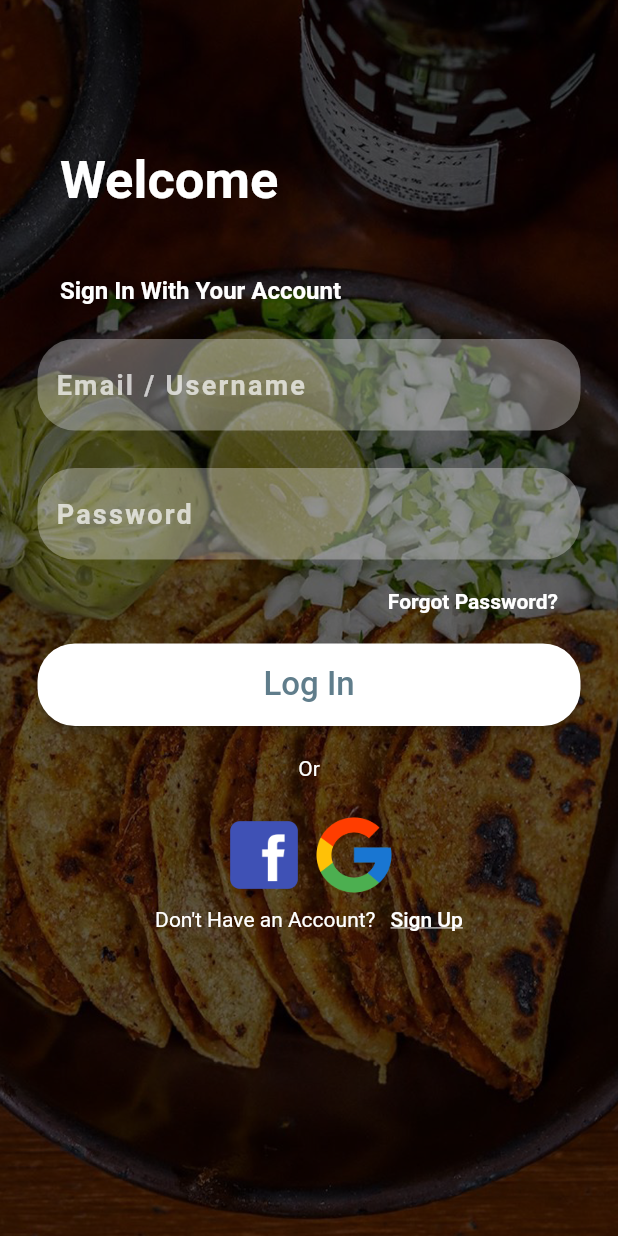
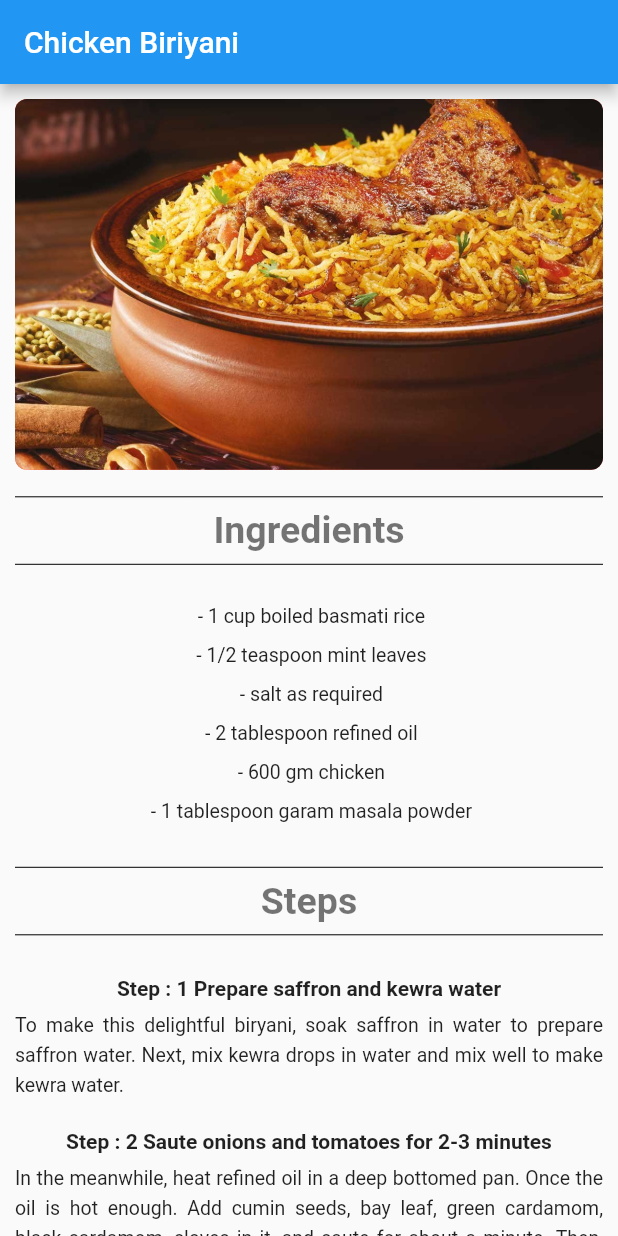
Before and after one commit to PulsaraSandeepa/FoodRecipeApp-flutter, a Flutter app: the screen it shows after launch, on a phone screen of 412 x 824 dp. Run offline on Flutter 3.47's test engine with Material 2 defaults, Android fonts, the phone set to English and light mode, and no system bars; our stand-ins replace firebase_auth, firebase_core; accounts and stored records are empty.

Commit message:
Recipe view screen added.

```diff
--- a/lib/main.dart
+++ b/lib/main.dart
@@ -1,6 +1,13 @@
 import 'package:flutter/material.dart';
 import 'package:foodrecipeapp/route_generator.dart';
 import 'package:firebase_core/firebase_core.dart';
+import 'package:foodrecipeapp/screens/aboutus_screen.dart';
+import 'package:foodrecipeapp/screens/contactus_screen.dart';
+import 'package:foodrecipeapp/screens/login_screen.dart';
+import 'package:foodrecipeapp/screens/main_screen.dart';
+import 'package:foodrecipeapp/screens/profile_screen.dart';
+import 'package:foodrecipeapp/screens/recipe_view_screen.dart';
+import 'package:foodrecipeapp/screens/signup_screen.dart';
 
 void main() async {
   WidgetsFlutterBinding.ensureInitialized();
@@ -12,9 +19,19 @@ class MyApp extends StatelessWidget {
   @override
   Widget build(BuildContext context) {
     return MaterialApp(
-      initialRoute: '/LogIn',
-      onGenerateRoute: RouteGenerator.generateRoute,
-      // home: Splash(),
-    );
+//      initialRoute: '/LogIn',
+//      onGenerateRoute: RouteGenerator.generateRoute,
+        home: RecipeViewScreen(), //LogIn()
+        routes: {
+          'LoginScreen': (context) => LogIn(),
+          'ContactUsScreen': (context) => ContactUs(),
+          'AboutUsScreen': (context) => AboutUs(),
+          'MainScreen': (context) => MainScreen(),
+          'ProfileScreen': (context) => Profile(),
+          'SignUpScreen': (context) => SignUp(),
+          'RecipeViewScreen': (context) => RecipeViewScreen(),
+        }
+        // home: Splash(),
+        );
   }
 }
--- a/lib/screens/main_screen.dart
+++ b/lib/screens/main_screen.dart
@@ -18,9 +18,9 @@ class _State extends State<MainScreen> {
             icon: Icon(Icons.more_vert),
             onSelected: (newValue) { // add this property
               if (newValue == 0) {
-                Navigator.pushNamed(context,'/AboutUs');
+                Navigator.pushNamed(context, 'AboutUsScreen');
               }else if(newValue == 1){
-                Navigator.pushNamed(context,'/ContactUs');
+                Navigator.pushNamed(context, 'ContactUsScreen');
               }
             },
             itemBuilder: (context) => [
--- /dev/null
+++ b/lib/screens/recipe_view_screen.dart
@@ -0,0 +1,79 @@
+import 'package:flutter/material.dart';
+import 'package:foodrecipeapp/widgets/recipe_view_ingredients_widget.dart';
+import 'package:foodrecipeapp/widgets/recipe_view_steps_widget.dart';
+
+class RecipeViewScreen extends StatelessWidget {
+  @override
+  Widget build(BuildContext context) {
+    final _height =
+        MediaQuery.of(context).size.height - MediaQuery.of(context).padding.top;
+
+    final _width = MediaQuery.of(context).size.width;
+    return Scaffold(
+      appBar: AppBar(
+        title: const Text("Chicken Biriyani"), //Name of the Food or the Recipe.
+      ),
+      body: SingleChildScrollView(
+        child: SafeArea(
+          child: Padding(
+            padding: const EdgeInsets.all(10),
+            child: Column(
+              mainAxisAlignment: MainAxisAlignment.start,
+              crossAxisAlignment: CrossAxisAlignment.center,
+              children: [
+                Container(
+                  width: _width,
+                  height: _height * 0.3,
+                  decoration: BoxDecoration(
+                    image: DecorationImage(
+                        fit: BoxFit.cover,
+                        image: AssetImage('images/ChickenBiriyani.jpg')),
+                    borderRadius: BorderRadius.all(Radius.circular(8.0)),
+                    color: Colors.redAccent,
+                  ),
+                ),
+                SizedBox(
+                  height: 10.0,
+                ),
+                Divider(color: Colors.black,),
+                Text(
+                  'Ingredients',
+                  style: TextStyle(
+                    fontSize: 25.0,
+                    color: Colors.black54,
+                    fontWeight: FontWeight.bold,
+                  ),
+                ),
+                Divider(color: Colors.black,),
+                SizedBox(
+                  height: 10.0,
+                ),
+                RecipeViewIngredientsWidgets(ingredient: '1 cup boiled basmati rice',),
+                RecipeViewIngredientsWidgets(ingredient: '1/2 teaspoon mint leaves',),
+                RecipeViewIngredientsWidgets(ingredient: 'salt as required',),
+                RecipeViewIngredientsWidgets(ingredient: '2 tablespoon refined oil',),
+                RecipeViewIngredientsWidgets(ingredient: '600 gm chicken',),
+                RecipeViewIngredientsWidgets(ingredient: '1 tablespoon garam masala powder',),
+                SizedBox(
+                  height: 20.0,
+                ),
+                Divider(color: Colors.black,),
+                Text(
+                  'Steps',
+                  style: TextStyle(
+                    fontSize: 25.0,
+                    color: Colors.black54,
+                    fontWeight: FontWeight.bold,
+                  ),
+                ),
+                Divider(color: Colors.black,),
+                RecipeViewStepsWidget(stepNumber: 1, topic: 'Prepare saffron and kewra water', description: 'To make this delightful biryani, soak saffron in water to prepare saffron water. Next, mix kewra drops in water and mix well to make kewra water.',),
+                RecipeViewStepsWidget(stepNumber: 2, topic: 'Saute onions and tomatoes for 2-3 minutes', description: 'In the meanwhile, heat refined oil in a deep bottomed pan. Once the oil is hot enough. Add cumin seeds, bay leaf, green cardamom, black cardamom, cloves in it, and saute for about a minute. Then, add chopped onion in it and saute until pink. Now, add chicken into it with slit green chillies, turmeric, salt to taste, ginger garlic paste, red chilli powder, and green chilli paste. Mix well all the spices and cook for 2-3 minutes. Then, add hung curd into it',),
+              ],
+            ),
+          ),
+        ),
+      ),
+    );
+  }
+}
--- /dev/null
+++ b/lib/widgets/recipe_view_ingredients_widget.dart
@@ -0,0 +1,18 @@
+import 'package:flutter/material.dart';
+
+class RecipeViewIngredientsWidgets extends StatelessWidget {
+  final String ingredient;
+
+  const RecipeViewIngredientsWidgets({Key key, this.ingredient}) : super(key: key);
+
+  @override
+  Widget build(BuildContext context) {
+    return Container(
+      child: Text(
+        ' - ' + ingredient,
+        style: TextStyle(
+            fontSize: 13.0, color: Colors.black87, height: 2.0),
+      ),
+    );
+  }
+}
--- /dev/null
+++ b/lib/widgets/recipe_view_steps_widget.dart
@@ -0,0 +1,38 @@
+import 'package:flutter/material.dart';
+
+class RecipeViewStepsWidget extends StatelessWidget {
+
+  final String topic;
+  final String description;
+  final int stepNumber;
+
+  const RecipeViewStepsWidget({Key key, this.topic, this.description, this.stepNumber}) : super(key: key);
+
+
+  @override
+  Widget build(BuildContext context) {
+    return Container(
+      child: Column(
+        children: [
+          Text(
+            'Step : ' + stepNumber.toString() + ' ' + topic,
+            style: TextStyle(
+                fontSize: 14.0,
+                color: Colors.black87,
+                height: 3.0,
+                fontWeight: FontWeight.bold),
+          ),
+          Text(
+            description,
+            style: TextStyle(
+              fontSize: 13.0,
+              color: Colors.black87,
+              height: 1.5,
+            ),
+            textAlign: TextAlign.justify,
+          ),
+        ],
+      ),
+    );
+  }
+}
--- a/pubspec.yaml
+++ b/pubspec.yaml
@@ -52,6 +52,7 @@ flutter:
     - images/facebook-logo.png
     - images/google-logo.png
     - images/fried-rice.jpg
+    - images/ChickenBiriyani.jpg
   # To add assets to your application, add an assets section, like this:
   # assets:
   #   - images/a_dot_burr.jpeg
```
Also changed, not shown: images/ChickenBiriyani.jpg (added).
